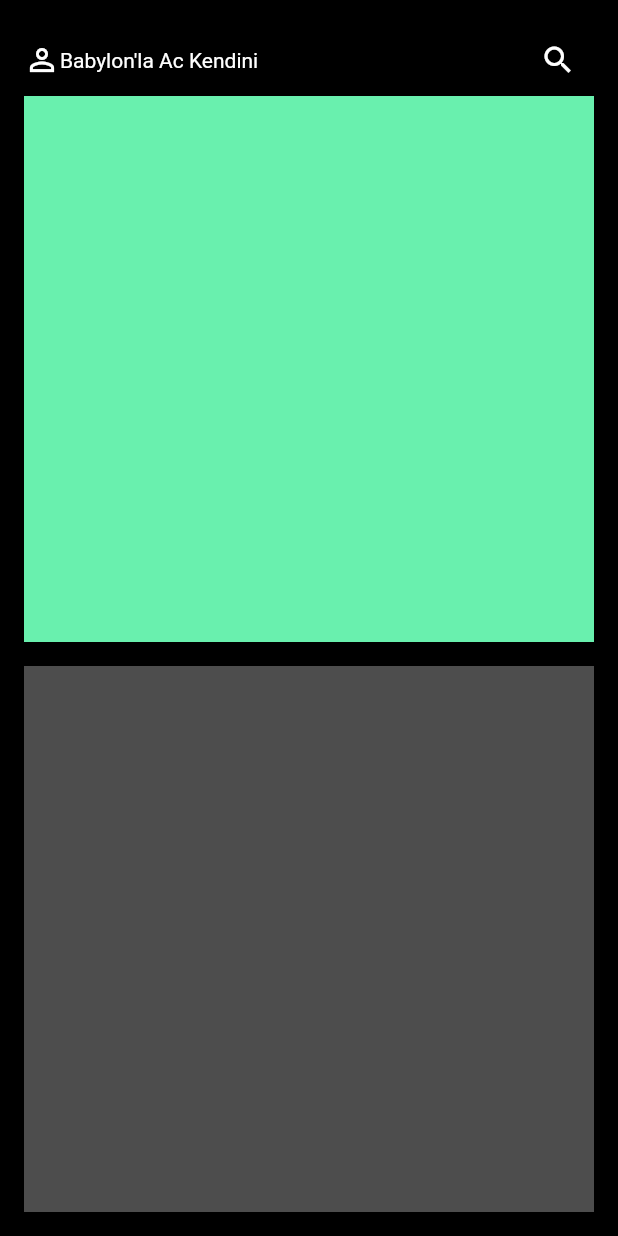
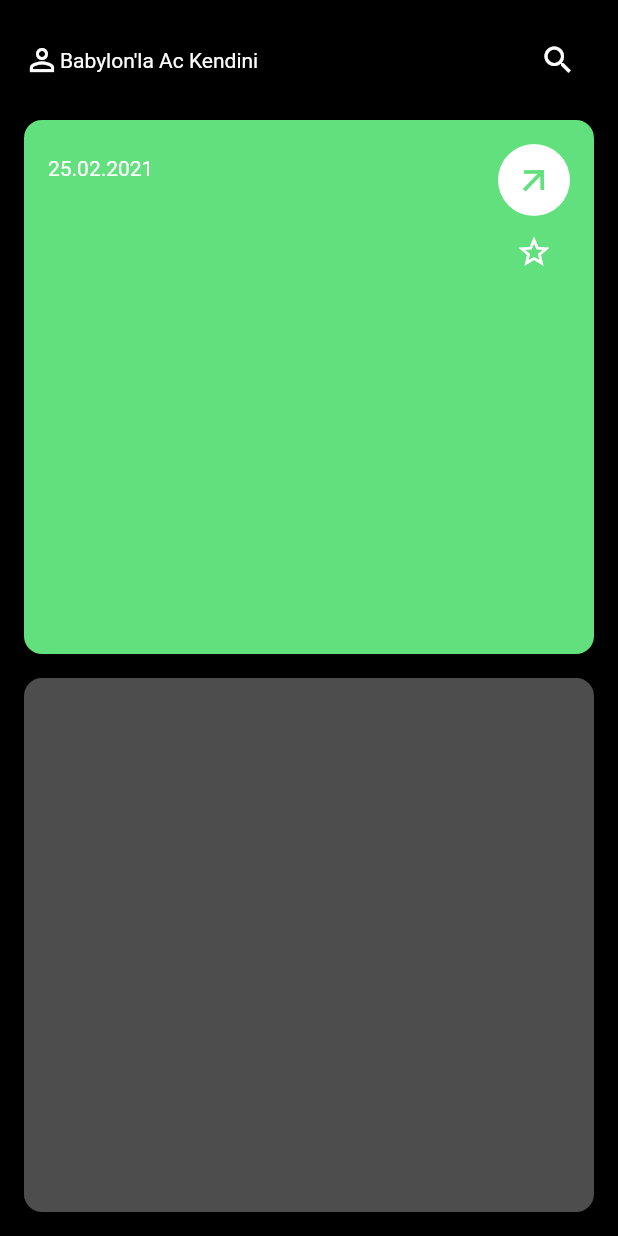
Before and after one commit to JAICHANGPARK/flutter_notebook_17th_story, a Flutter app: the screen it shows after launch, on a phone screen of 412 x 824 dp. Run offline on Flutter 3.47's test engine with Material 2 defaults, Android fonts, the phone set to English and light mode, and no system bars; our stand-ins replace cached_network_image, fl_chart, flutter_riverpod, ionicons, percent_indicator.

Commit message:
Update babylon_main_page.dart

```diff
--- a/lib/ep1009_badylon_app/src/ui/babylon_main_page.dart
+++ b/lib/ep1009_badylon_app/src/ui/babylon_main_page.dart
@@ -1,4 +1,7 @@
 import 'package:flutter/material.dart';
+
+/// 99 224 126
+Color babylonGreenColor = const Color.fromRGBO(99, 224, 126, 1.0);
 
 class BabylonMainPage extends StatefulWidget {
   const BabylonMainPage({Key? key}) : super(key: key);
@@ -19,35 +22,88 @@ class _BabylonMainPageState extends State<BabylonMainPage> {
             children: [
               Row(
                 children: [
-                  Icon(
+                  const Icon(
                     Icons.person_outline,
                     color: Colors.white,
                   ),
-                  Text(
+                  const Text(
                     "Babylon'la Ac Kendini",
                     style: TextStyle(
                       color: Colors.white,
                     ),
                   ),
-                  Spacer(),
+                  const Spacer(),
                   IconButton(
-                    icon: Icon(Icons.search),
+                    icon: const Icon(Icons.search),
                     color: Colors.white,
                     onPressed: () {},
                   )
                 ],
               ),
-              Expanded(child: Column(
+              const SizedBox(
+                height: 16,
+              ),
+              Expanded(
+                  child: Column(
                 children: [
-                  Expanded(child: Container(
+                  Expanded(
+                    child: Container(
+                      decoration: BoxDecoration(
+                        color: babylonGreenColor,
+                        borderRadius: BorderRadius.circular(12),
+                      ),
+                      child: Stack(
+                        children: [
+                          Positioned(
+                              left: 16,
+                              top: 24,
+                              bottom: 16,
+                              child: Column(
+                                children: const [
+                                  Text(
+                                    "25.02.2021",
+                                    style: TextStyle(fontSize: 14, color: Colors.white),
+                                  )
+                                ],
+                              )),
+                          Positioned(
+                              right: 16,
+                              top: 16,
+                              child: Column(
+                                children: [
+                                  CircleAvatar(
+                                    radius: 24,
+                                    backgroundColor: Colors.white,
+                                    foregroundColor: babylonGreenColor,
+                                    child: Transform.rotate(
+                                      angle: -0.8,
+                                      child: const Icon(
+                                        Icons.arrow_forward,
+                                        size: 28,
+                                      ),
+                                    ),
+                                  ),
+                                  IconButton(
+                                    onPressed: () {},
+                                    icon: const Icon(
+                                      Icons.star_border,
+                                      color: Colors.white,
+                                    ),
+                                  )
+                                ],
+                              ))
+                        ],
+                      ),
+                    ),
+                  ),
+                  const SizedBox(
+                    height: 16,
+                  ),
+                  Expanded(
+                      child: Container(
                     decoration: BoxDecoration(
-                      color: Colors.greenAccent
-                    ),
-                  )),
-                  SizedBox(height: 16,),
-                  Expanded(child: Container(
-                    decoration: BoxDecoration(
-                        color: Colors.white.withOpacity(0.3)
+                      borderRadius: BorderRadius.circular(12),
+                      color: Colors.white.withOpacity(0.3),
                     ),
                   )),
                 ],
```
